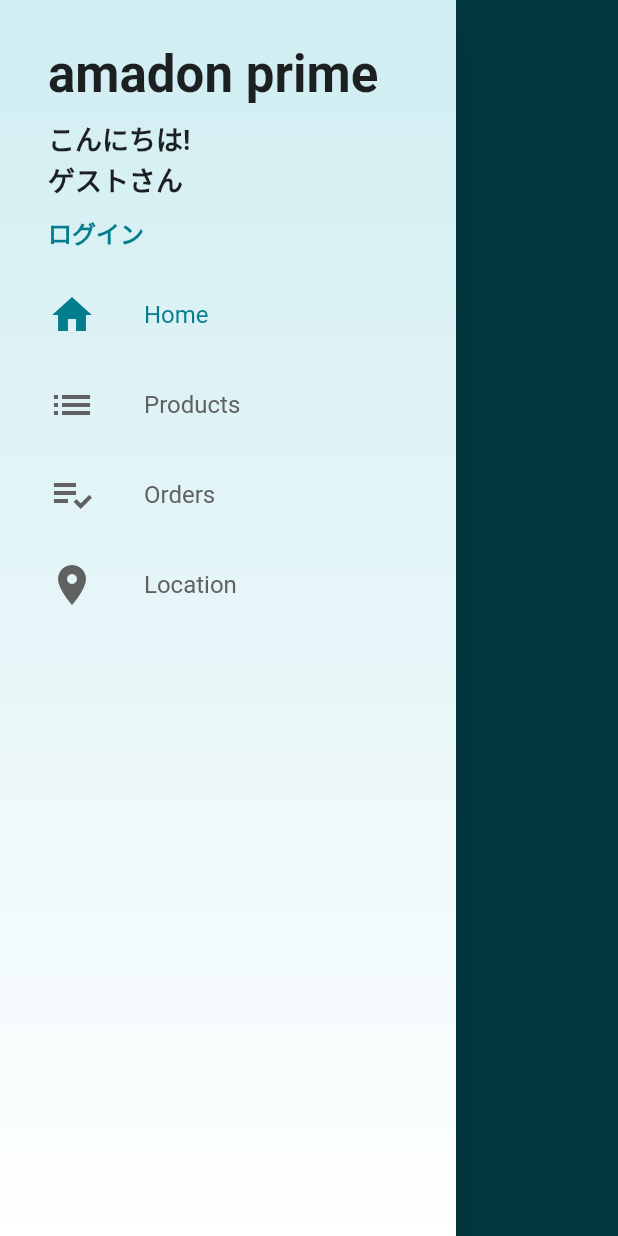
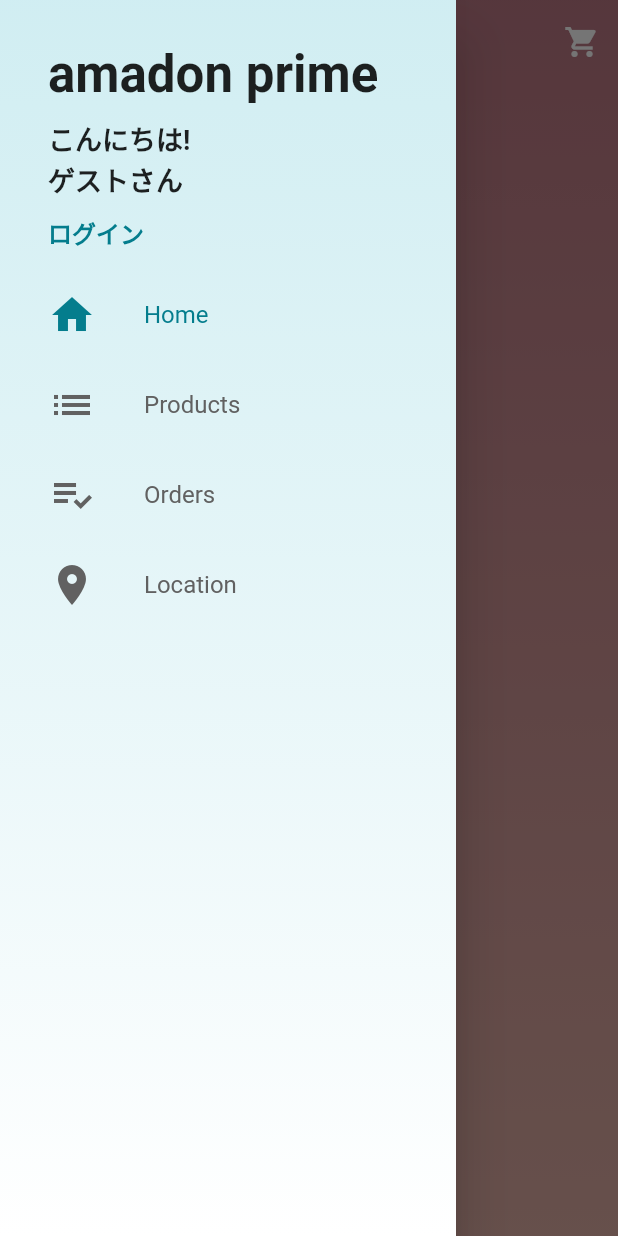
Before and after one commit to chocho-san/Loja-Virtual, a Flutter app: the screen it shows after launch, with the side drawer open, on a phone screen of 412 x 824 dp. Run offline on Flutter 3.47's test engine with Material 2 defaults, Android fonts, the phone set to English and light mode, and no system bars; our stand-ins replace carousel_pro, cloud_firestore, firebase_auth, firebase_core; accounts and stored records are empty.

Commit message:
HomeScreen

```diff
--- a/lib/main.dart
+++ b/lib/main.dart
@@ -2,6 +2,7 @@ import 'package:firebase_core/firebase_core.dart';
 import 'package:flutter/material.dart';
 import 'package:cloud_firestore/cloud_firestore.dart';
 import 'package:loja_virtual/models/cart_manager.dart';
+import 'package:loja_virtual/models/home_manager.dart';
 import 'package:loja_virtual/models/product_manager.dart';
 import 'package:loja_virtual/models/user_manager.dart';
 import 'package:loja_virtual/screens/cart_screen.dart';
@@ -34,6 +35,10 @@ class MyApp extends StatelessWidget {
               ),
               ChangeNotifierProvider(
                 create: (_) => ProductManager(),
+                lazy: false,
+              ),
+              Provider(
+                create: (_)=>HomeManager(),
                 lazy: false,
               ),
               ChangeNotifierProxyProvider<UserManager, CartManager>(
--- /dev/null
+++ b/lib/models/home_manager.dart
@@ -0,0 +1,26 @@
+import 'package:cloud_firestore/cloud_firestore.dart';
+import 'package:loja_virtual/models/section.dart';
+
+class HomeManager {
+  HomeManager() {
+    _loadSections();
+  }
+
+  List<Section> sections = [];
+
+  Future<void> _loadSections() async {
+    FirebaseFirestore.instance
+        .collection('home')
+        .snapshots() /*.get()とは異なり、リアルタイム更新*/
+        .listen(
+      (snapshot) {
+        for (final DocumentSnapshot document in snapshot.docs) {
+          sections.add(Section.fromDocument(document));
+        }
+        print(sections);
+      },
+    );
+
+    // notifyListeners();
+  }
+}
--- /dev/null
+++ b/lib/models/section.dart
@@ -0,0 +1,21 @@
+import 'package:cloud_firestore/cloud_firestore.dart';
+import 'package:loja_virtual/models/section_item.dart';
+
+class Section {
+  String name;
+  String type;
+  List<SectionItem> items;
+
+  Section.fromDocument(DocumentSnapshot document) {
+    name = document.data()['name'] as String;
+    type = document.data()['type'] as String;
+    items = (document.data()['item'] as List)
+        .map((i) => SectionItem.fromMap(i as Map<String,dynamic>))
+        .toList();
+  }
+
+  @override
+  String toString() {
+    return 'Section{name: $name, type: $type, items: $items}';
+  }
+}
--- a/lib/screens/base_screen.dart
+++ b/lib/screens/base_screen.dart
@@ -1,6 +1,7 @@
 import 'package:flutter/material.dart';
 import 'package:loja_virtual/common/custom_drawer.dart';
 import 'package:loja_virtual/models/page_manager.dart';
+import 'package:loja_virtual/screens/home_screen.dart';
 import 'package:loja_virtual/screens/products_screen.dart';
 import 'package:provider/provider.dart';
 
@@ -17,12 +18,7 @@ class BaseScreen extends StatelessWidget {
         controller: pageController,
         physics: NeverScrollableScrollPhysics(),
         children: [
-          Scaffold(
-            drawer: CustomDrawer(),
-            appBar: AppBar(
-              title: Text('Home'),
-            ),
-          ),
+          HomeScreen(),
           ProductsScreen(),
           Scaffold(
             drawer: CustomDrawer(),
--- /dev/null
+++ b/lib/screens/home_screen.dart
@@ -0,0 +1,72 @@
+import 'package:flutter/material.dart';
+import 'package:loja_virtual/common/custom_drawer.dart';
+import 'package:loja_virtual/models/home_manager.dart';
+import 'package:loja_virtual/screens/cart_screen.dart';
+import 'package:loja_virtual/screens/section_list.dart';
+import 'package:provider/provider.dart';
+
+class HomeScreen extends StatelessWidget {
+  @override
+  Widget build(BuildContext context) {
+    return Scaffold(
+      drawer: CustomDrawer(),
+      body: Stack(
+        children: [
+          Container(
+            decoration: BoxDecoration(
+              gradient: LinearGradient(
+                colors: [
+                  Color.fromARGB(225, 211, 118, 130),
+                  Color.fromARGB(225, 253, 181, 168),
+                ],
+                begin: Alignment.topCenter,
+                end: Alignment.bottomCenter,
+              ),
+            ),
+          ),
+          CustomScrollView(
+            slivers: [
+              SliverAppBar(
+                /*bodyの中にappBar入ってる*/
+                snap: true,
+                /*スクロールで中途半端に表示されなくなり一気に最大*/
+                floating: true,
+                /*上にスクロールし始めたとたん表示される*/
+                elevation: 0,
+                backgroundColor: Colors.transparent,
+                flexibleSpace: FlexibleSpaceBar(
+                  title: Text('amadon'),
+                  centerTitle: true,
+                ),
+                actions: [
+                  IconButton(
+                    icon: Icon(Icons.shopping_cart),
+                    color: Colors.white,
+                    onPressed: () =>
+                        Navigator.of(context).pushNamed(CartScreen.routeName),
+                  ),
+                ],
+              ),
+              Consumer<HomeManager>(builder: (_, homeManager, __) {
+                final List<Widget> children =
+                    homeManager.sections.map<Widget>((section) {
+                      switch(section.type){
+                        case 'List':
+                          return SectionList(section);
+                        case 'Staggered':
+                          return Container();
+                        default:
+                          return Container();
+                      }
+                    }).toList();
+                return SliverList(
+                  delegate: SliverChildListDelegate(children),
+                );
+              }),
+            ],
+          ),
+        ],
+      ),
+    );
+  }
+}
```
Also changed, not shown: lib/models/section_item.dart (added, +15 -0 lines), lib/screens/section_header.dart (added, +20 -0 lines), lib/screens/section_list.dart (added, +20 -0 lines).
